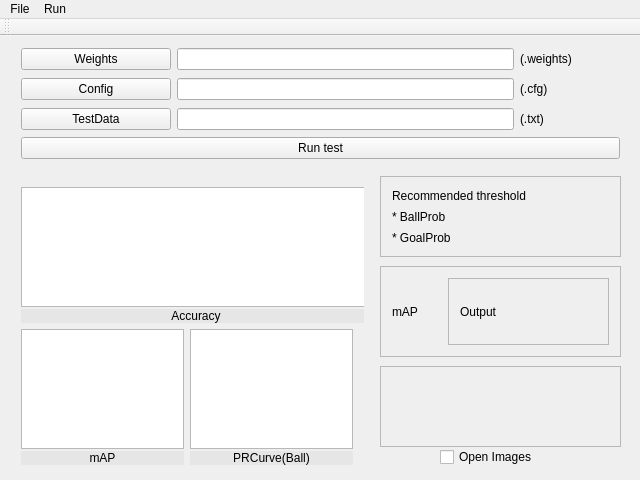
Above: YOLOTestUI.ui from yotaseki/YLTestUI before the change. Below: the same form after it.
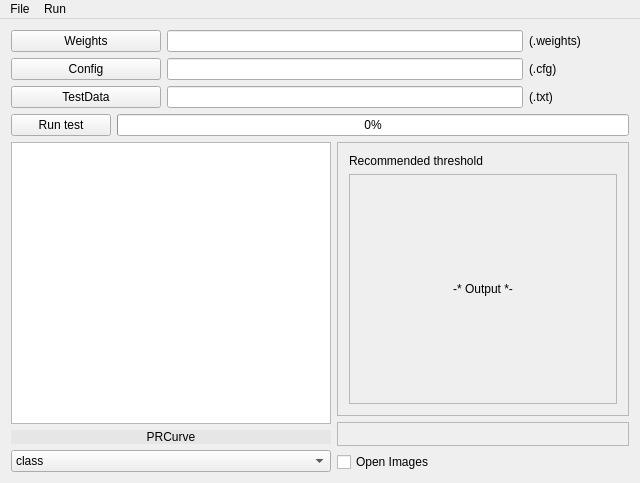
That is the form after the change.

```diff
--- a/YOLOTestUI.ui
+++ b/YOLOTestUI.ui
@@ -7,7 +7,7 @@
     <x>0</x>
     <y>0</y>
     <width>640</width>
-    <height>480</height>
+    <height>483</height>
    </rect>
   </property>
   <property name="sizePolicy">
@@ -20,15 +20,8 @@
    <string>YOLOTestUI</string>
   </property>
   <widget class="QWidget" name="centralWidget">
-   <widget class="QWidget" name="verticalLayoutWidget">
-    <property name="geometry">
-     <rect>
-      <x>10</x>
-      <y>0</y>
-      <width>621</width>
-      <height>134</height>
-     </rect>
-    </property>
+   <layout class="QGridLayout" name="gridLayout">
+    <item row="0" column="0" colspan="2">
     <layout class="QVBoxLayout" name="verticalLayout">
      <item>
       <layout class="QHBoxLayout" name="horizontalLayout">
@@ -67,7 +60,7 @@
        <item>
         <widget class="QLabel" name="labelWeights">
          <property name="sizePolicy">
-          <sizepolicy hsizetype="Fixed" vsizetype="Preferred">
+           <sizepolicy hsizetype="Fixed" vsizetype="Fixed">
            <horstretch>0</horstretch>
            <verstretch>0</verstretch>
           </sizepolicy>
@@ -122,7 +115,7 @@
        <item>
         <widget class="QLabel" name="labelConfig">
          <property name="sizePolicy">
-          <sizepolicy hsizetype="Fixed" vsizetype="Preferred">
+           <sizepolicy hsizetype="Fixed" vsizetype="Fixed">
            <horstretch>0</horstretch>
            <verstretch>0</verstretch>
           </sizepolicy>
@@ -177,7 +170,7 @@
        <item>
         <widget class="QLabel" name="labelTestData">
          <property name="sizePolicy">
-          <sizepolicy hsizetype="Fixed" vsizetype="Preferred">
+           <sizepolicy hsizetype="Fixed" vsizetype="Fixed">
            <horstretch>0</horstretch>
            <verstretch>0</verstretch>
           </sizepolicy>
@@ -196,130 +189,51 @@
       </layout>
      </item>
      <item>
+       <layout class="QHBoxLayout" name="horizontalLayout_4">
+        <item>
       <widget class="QPushButton" name="pushRunTest">
+          <property name="sizePolicy">
+           <sizepolicy hsizetype="Fixed" vsizetype="Fixed">
+            <horstretch>0</horstretch>
+            <verstretch>0</verstretch>
+           </sizepolicy>
+          </property>
+          <property name="minimumSize">
+           <size>
+            <width>100</width>
+            <height>0</height>
+           </size>
+          </property>
        <property name="text">
         <string>Run test</string>
        </property>
       </widget>
      </item>
-    </layout>
-   </widget>
-   <widget class="QWidget" name="verticalLayoutWidget_5">
-    <property name="geometry">
-     <rect>
-      <x>10</x>
-      <y>140</y>
-      <width>354</width>
-      <height>300</height>
-     </rect>
-    </property>
-    <layout class="QVBoxLayout" name="verticalLayout_5">
      <item>
-      <layout class="QVBoxLayout" name="verticalLayout_2">
-       <item>
-        <widget class="QGraphicsView" name="graphics_AccuracyBar">
-         <property name="sizePolicy">
-          <sizepolicy hsizetype="Fixed" vsizetype="Fixed">
-           <horstretch>0</horstretch>
-           <verstretch>0</verstretch>
-          </sizepolicy>
-         </property>
-         <property name="minimumSize">
-          <size>
-           <width>350</width>
-           <height>120</height>
-          </size>
-         </property>
-        </widget>
-       </item>
-       <item>
-        <widget class="QLabel" name="label_3">
-         <property name="sizePolicy">
-          <sizepolicy hsizetype="Preferred" vsizetype="Fixed">
-           <horstretch>0</horstretch>
-           <verstretch>0</verstretch>
-          </sizepolicy>
-         </property>
-         <property name="minimumSize">
-          <size>
-           <width>350</width>
-           <height>0</height>
-          </size>
-         </property>
-         <property name="styleSheet">
-          <string notr="true">background-color: rgb(230, 230, 230);</string>
-         </property>
-         <property name="text">
-          <string>Accuracy</string>
-         </property>
-         <property name="alignment">
-          <set>Qt::AlignCenter</set>
-         </property>
-        </widget>
-       </item>
-      </layout>
-     </item>
-     <item>
-      <layout class="QHBoxLayout" name="horizontalLayout_4">
-       <item>
-        <layout class="QVBoxLayout" name="verticalLayout_4">
-         <item>
-          <widget class="QGraphicsView" name="graphics_mAPBar">
-           <property name="sizePolicy">
-            <sizepolicy hsizetype="Fixed" vsizetype="Expanding">
-             <horstretch>0</horstretch>
-             <verstretch>0</verstretch>
-            </sizepolicy>
-           </property>
-           <property name="minimumSize">
-            <size>
-             <width>160</width>
-             <height>120</height>
-            </size>
-           </property>
-          </widget>
-         </item>
-         <item>
-          <widget class="QLabel" name="label_2">
-           <property name="sizePolicy">
-            <sizepolicy hsizetype="Preferred" vsizetype="Fixed">
-             <horstretch>0</horstretch>
-             <verstretch>0</verstretch>
-            </sizepolicy>
-           </property>
-           <property name="minimumSize">
-            <size>
-             <width>160</width>
-             <height>0</height>
-            </size>
-           </property>
-           <property name="styleSheet">
-            <string notr="true">background-color: rgb(230, 230, 230);</string>
-           </property>
-           <property name="text">
-            <string>mAP</string>
-           </property>
-           <property name="alignment">
-            <set>Qt::AlignCenter</set>
-           </property>
-          </widget>
-         </item>
-        </layout>
-       </item>
-       <item>
+         <widget class="QProgressBar" name="progressBar">
+          <property name="value">
+           <number>0</number>
+          </property>
+         </widget>
+        </item>
+       </layout>
+      </item>
+     </layout>
+    </item>
+    <item row="1" column="0" rowspan="3">
         <layout class="QVBoxLayout" name="verticalLayout_3">
          <item>
           <widget class="QGraphicsView" name="graphics_PRCurve">
            <property name="sizePolicy">
-            <sizepolicy hsizetype="Fixed" vsizetype="Fixed">
+         <sizepolicy hsizetype="Preferred" vsizetype="Preferred">
              <horstretch>0</horstretch>
              <verstretch>0</verstretch>
             </sizepolicy>
            </property>
            <property name="minimumSize">
             <size>
-             <width>160</width>
-             <height>120</height>
+          <width>320</width>
+          <height>240</height>
             </size>
            </property>
           </widget>
@@ -334,7 +248,7 @@
            </property>
            <property name="minimumSize">
             <size>
-             <width>160</width>
+          <width>320</width>
              <height>0</height>
             </size>
            </property>
@@ -342,114 +256,26 @@
             <string notr="true">background-color: rgb(230, 230, 230);</string>
            </property>
            <property name="text">
-            <string>PRCurve(Ball)</string>
+         <string>PRCurve</string>
            </property>
            <property name="alignment">
             <set>Qt::AlignCenter</set>
            </property>
           </widget>
          </item>
-        </layout>
-       </item>
-      </layout>
-     </item>
-    </layout>
-   </widget>
-   <widget class="QCheckBox" name="checkBox">
-    <property name="geometry">
-     <rect>
-      <x>440</x>
-      <y>410</y>
-      <width>121</width>
-      <height>22</height>
-     </rect>
-    </property>
-    <property name="text">
-     <string>Open Images</string>
-    </property>
-   </widget>
-   <widget class="QFrame" name="frame">
-    <property name="geometry">
-     <rect>
-      <x>380</x>
-      <y>230</y>
-      <width>241</width>
-      <height>91</height>
-     </rect>
-    </property>
-    <property name="frameShape">
-     <enum>QFrame::StyledPanel</enum>
-    </property>
-    <property name="frameShadow">
-     <enum>QFrame::Raised</enum>
-    </property>
-    <layout class="QHBoxLayout" name="horizontalLayout_5">
      <item>
-      <widget class="QLabel" name="label_4">
-       <property name="sizePolicy">
-        <sizepolicy hsizetype="Fixed" vsizetype="Preferred">
-         <horstretch>0</horstretch>
-         <verstretch>0</verstretch>
-        </sizepolicy>
-       </property>
-       <property name="minimumSize">
-        <size>
-         <width>50</width>
-         <height>0</height>
-        </size>
-       </property>
-       <property name="text">
-        <string>mAP</string>
-       </property>
-      </widget>
-     </item>
+       <widget class="QComboBox" name="comboBox">
      <item>
-      <widget class="QFrame" name="frame_mAPOutput">
-       <property name="frameShape">
-        <enum>QFrame::StyledPanel</enum>
-       </property>
-       <property name="frameShadow">
-        <enum>QFrame::Raised</enum>
-       </property>
-       <layout class="QVBoxLayout" name="verticalLayout_6">
-        <item>
-         <widget class="QLabel" name="label_5">
           <property name="text">
-           <string>Output</string>
-          </property>
-         </widget>
+          <string>class</string>
+         </property>
         </item>
-       </layout>
       </widget>
      </item>
     </layout>
-   </widget>
-   <widget class="QFrame" name="frame_2">
-    <property name="geometry">
-     <rect>
-      <x>380</x>
-      <y>330</y>
-      <width>241</width>
-      <height>81</height>
-     </rect>
-    </property>
-    <property name="frameShape">
-     <enum>QFrame::StyledPanel</enum>
-    </property>
-    <property name="frameShadow">
-     <enum>QFrame::Raised</enum>
-    </property>
-    <layout class="QVBoxLayout" name="verticalLayout_7"/>
-   </widget>
-   <widget class="QFrame" name="frameThreshold">
-    <property name="geometry">
-     <rect>
-      <x>380</x>
-      <y>140</y>
-      <width>241</width>
-      <height>81</height>
-     </rect>
-    </property>
+    </item>
+    <item row="1" column="1">
+     <widget class="QFrame" name="framed">
     <property name="frameShape">
      <enum>QFrame::StyledPanel</enum>
     </property>
@@ -459,33 +285,79 @@
     <layout class="QVBoxLayout" name="verticalLayout_9">
      <item>
       <widget class="QLabel" name="label_7">
+         <property name="sizePolicy">
+          <sizepolicy hsizetype="Preferred" vsizetype="Fixed">
+           <horstretch>0</horstretch>
+           <verstretch>0</verstretch>
+          </sizepolicy>
+         </property>
        <property name="text">
         <string>Recommended threshold</string>
        </property>
       </widget>
      </item>
      <item>
+        <widget class="QFrame" name="frameThreshold">
+         <property name="frameShape">
+          <enum>QFrame::StyledPanel</enum>
+         </property>
+         <property name="frameShadow">
+          <enum>QFrame::Raised</enum>
+         </property>
+         <layout class="QVBoxLayout" name="verticalLayout_2">
+          <item>
       <widget class="QLabel" name="label_8">
+            <property name="sizePolicy">
+             <sizepolicy hsizetype="Preferred" vsizetype="Fixed">
+              <horstretch>0</horstretch>
+              <verstretch>0</verstretch>
+             </sizepolicy>
+            </property>
        <property name="text">
-        <string>* BallProb</string>
+             <string>-* Output *-</string>
        </property>
        <property name="alignment">
-        <set>Qt::AlignLeading|Qt::AlignLeft|Qt::AlignVCenter</set>
+             <set>Qt::AlignCenter</set>
        </property>
       </widget>
      </item>
-     <item>
-      <widget class="QLabel" name="label_9">
-       <property name="text">
-        <string>* GoalProb</string>
-       </property>
-       <property name="alignment">
-        <set>Qt::AlignLeading|Qt::AlignLeft|Qt::AlignVCenter</set>
-       </property>
-      </widget>
-     </item>
-    </layout>
-   </widget>
+         </layout>
+        </widget>
+       </item>
+      </layout>
+     </widget>
+    </item>
+    <item row="2" column="1">
+     <widget class="QFrame" name="frame_2">
+      <property name="sizePolicy">
+       <sizepolicy hsizetype="Preferred" vsizetype="Fixed">
+        <horstretch>0</horstretch>
+        <verstretch>0</verstretch>
+       </sizepolicy>
+      </property>
+      <property name="frameShape">
+       <enum>QFrame::StyledPanel</enum>
+      </property>
+      <property name="frameShadow">
+       <enum>QFrame::Raised</enum>
+      </property>
+      <layout class="QVBoxLayout" name="verticalLayout_7"/>
+     </widget>
+    </item>
+    <item row="3" column="1">
+     <widget class="QCheckBox" name="checkBox">
+      <property name="sizePolicy">
+       <sizepolicy hsizetype="Preferred" vsizetype="Fixed">
+        <horstretch>0</horstretch>
+        <verstretch>0</verstretch>
+       </sizepolicy>
+      </property>
+      <property name="text">
+       <string>Open Images</string>
+      </property>
+     </widget>
+    </item>
+   </layout>
   </widget>
   <widget class="QMenuBar" name="menuBar">
    <property name="geometry">
@@ -513,14 +385,6 @@
    <addaction name="menu"/>
    <addaction name="menuRun"/>
   </widget>
-  <widget class="QToolBar" name="mainToolBar">
-   <attribute name="toolBarArea">
-    <enum>TopToolBarArea</enum>
-   </attribute>
-   <attribute name="toolBarBreak">
-    <bool>false</bool>
-   </attribute>
-  </widget>
   <action name="actionOpen_Weights">
    <property name="text">
     <string>open weights</string>
```
Lines whose indentation alone changed are shown as unchanged.
